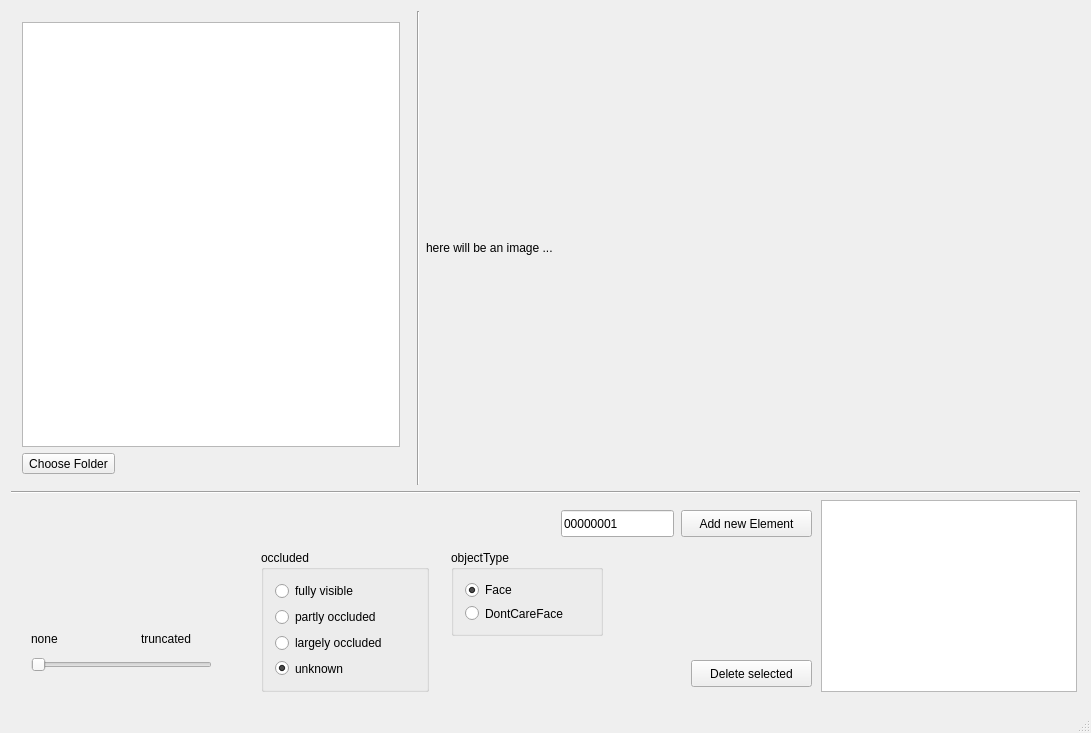
This is datasettools2/mainwindow.ui in ExtremeModerate/lr-facetags as Qt 5 draws it before an edit. The edited form follows.
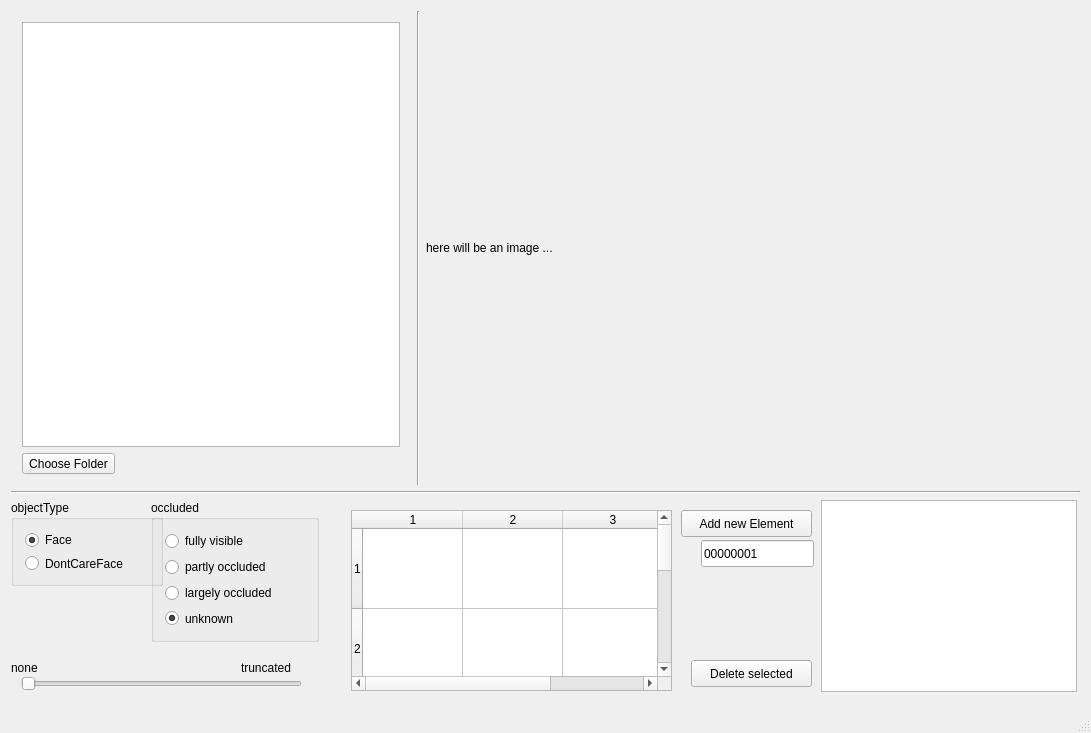
This is the edited form. Custom widgets are drawn as their Qt base class.

Commit message: fix scale bug, add table preview for object ids

What changed in the file:
```diff
--- a/datasettools2/mainwindow.ui
+++ b/datasettools2/mainwindow.ui
@@ -144,18 +144,18 @@
       <widget class="QWidget" name="truncated" native="true">
        <property name="geometry">
         <rect>
-         <x>10</x>
-         <y>110</y>
-         <width>201</width>
-         <height>80</height>
+         <x>0</x>
+         <y>149</y>
+         <width>301</width>
+         <height>51</height>
         </rect>
        </property>
        <widget class="QSlider" name="truncated_bar">
         <property name="geometry">
          <rect>
           <x>10</x>
-          <y>40</y>
-          <width>181</width>
+          <y>20</y>
+          <width>281</width>
           <height>29</height>
          </rect>
         </property>
@@ -169,8 +169,8 @@
        <widget class="QLabel" name="label_2">
         <property name="geometry">
          <rect>
-          <x>10</x>
-          <y>20</y>
+          <x>0</x>
+          <y>10</y>
           <width>41</width>
           <height>17</height>
          </rect>
@@ -182,8 +182,8 @@
        <widget class="QLabel" name="label_3">
         <property name="geometry">
          <rect>
-          <x>120</x>
-          <y>20</y>
+          <x>230</x>
+          <y>10</y>
           <width>67</width>
           <height>17</height>
          </rect>
@@ -196,8 +196,8 @@
       <widget class="QLineEdit" name="object_id">
        <property name="geometry">
         <rect>
-         <x>550</x>
-         <y>10</y>
+         <x>690</x>
+         <y>40</y>
          <width>113</width>
          <height>27</height>
         </rect>
@@ -209,8 +209,8 @@
       <widget class="QGroupBox" name="type">
        <property name="geometry">
         <rect>
-         <x>440</x>
-         <y>50</y>
+         <x>0</x>
+         <y>0</y>
          <width>152</width>
          <height>86</height>
         </rect>
@@ -241,8 +241,8 @@
       <widget class="QGroupBox" name="occluded">
        <property name="geometry">
         <rect>
-         <x>250</x>
-         <y>50</y>
+         <x>140</x>
+         <y>0</y>
          <width>168</width>
          <height>142</height>
         </rect>
@@ -320,6 +320,90 @@
         <string>Delete selected</string>
        </property>
       </widget>
+      <widget class="QWidget" name="widget" native="true">
+       <property name="geometry">
+        <rect>
+         <x>340</x>
+         <y>10</y>
+         <width>321</width>
+         <height>181</height>
+        </rect>
+       </property>
+       <widget class="QTableWidget" name="tableIamges">
+        <property name="geometry">
+         <rect>
+          <x>0</x>
+          <y>0</y>
+          <width>321</width>
+          <height>181</height>
+         </rect>
+        </property>
+        <property name="frameShape">
+         <enum>QFrame::StyledPanel</enum>
+        </property>
+        <property name="frameShadow">
+         <enum>QFrame::Sunken</enum>
+        </property>
+        <property name="lineWidth">
+         <number>1</number>
+        </property>
+        <property name="autoScroll">
+         <bool>true</bool>
+        </property>
+        <property name="autoScrollMargin">
+         <number>16</number>
+        </property>
+        <property name="showDropIndicator" stdset="0">
+         <bool>true</bool>
+        </property>
+        <property name="dragDropOverwriteMode">
+         <bool>true</bool>
+        </property>
+        <property name="iconSize">
+         <size>
+          <width>0</width>
+          <height>0</height>
+         </size>
+        </property>
+        <property name="showGrid">
+         <bool>true</bool>
+        </property>
+        <property name="gridStyle">
+         <enum>Qt::SolidLine</enum>
+        </property>
+        <property name="wordWrap">
+         <bool>false</bool>
+        </property>
+        <property name="cornerButtonEnabled">
+         <bool>false</bool>
+        </property>
+        <property name="rowCount">
+         <number>3</number>
+        </property>
+        <property name="columnCount">
+         <number>3</number>
+        </property>
+        <attribute name="verticalHeaderDefaultSectionSize">
+         <number>80</number>
+        </attribute>
+        <row/>
+        <row/>
+        <row/>
+        <column/>
+        <column/>
+        <column/>
+        <item row="0" column="0">
+         <property name="text">
+          <string/>
+         </property>
+         <property name="font">
+          <font>
+           <pointsize>30</pointsize>
+          </font>
+         </property>
+        </item>
+       </widget>
+      </widget>
      </widget>
     </item>
     <item row="0" column="1">
```
The commit also changes 7 other files.
